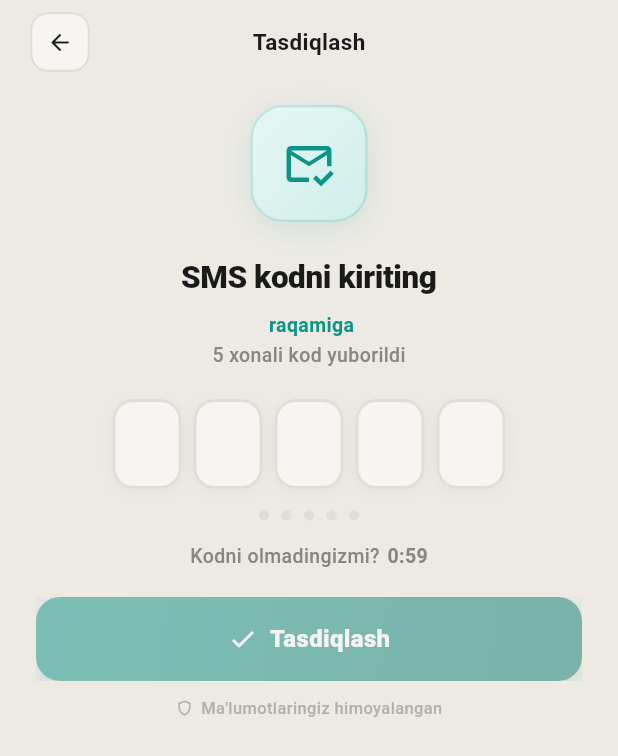
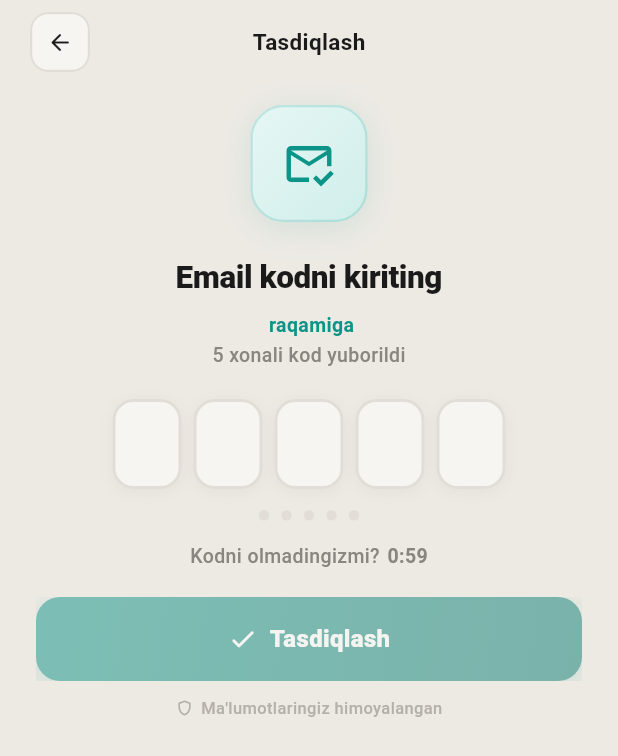
Before and after one commit to khberv-dev/aiteacher-app, a Flutter app: the OtpScreen screen opened directly with empty values, on a phone screen of 412 x 824 dp. Shown: the top 756 px of the screen. Run offline on Flutter 3.47's test engine with Material 3 defaults, Android fonts, the phone set to English and light mode, and no system bars; drawn by our look-alikes of pinput; our stand-ins replace audioplayers, chewie, dio, firebase_core, firebase_messaging, flutter_markdown_plus and 9 more; missing offline and left inert: flutter_inappwebview, flutter_webrtc, record, talker_dio_logger; accounts and stored records are empty; network calls fail.

Commit message:
Add email OTP verification to registration flow
Email sign-up now mirrors the phone flow: request OTP → verify on OTP
screen → sign-up with verificationToken. Changes:

- OtpRequestResult: phoneNumber/email both optional (API returns one)
- AuthRepository: requestOtp/verifyOtp accept phone or email; signUp
  sends whichever identifier the draft carries; signUpWithEmail removed
- RegisterController: replace signUpWithEmail with requestEmailOtp
- OtpController: verifyAndSignUp handles email draft; resend takes the
  full RegistrationDraft instead of a phone string
- RegisterScreen: email path now pushes OTP screen instead of signing up
- OtpScreen: title and masked identifier adapt for email vs phone

Co-Authored-By: Claude Sonnet 4.6 <noreply@anthropic.com>

```diff
--- a/lib/core/auth/data/auth_dtos.dart
+++ b/lib/core/auth/data/auth_dtos.dart
@@ -1,12 +1,18 @@
 class OtpRequestResult {
-  const OtpRequestResult({required this.phoneNumber, required this.expiresAt});
+  const OtpRequestResult({
+    required this.expiresAt,
+    this.phoneNumber,
+    this.email,
+  });
 
-  final String phoneNumber;
+  final String? phoneNumber;
+  final String? email;
   final DateTime expiresAt;
 
   factory OtpRequestResult.fromJson(Map<String, dynamic> json) {
     return OtpRequestResult(
-      phoneNumber: json['phoneNumber'] as String? ?? '',
+      phoneNumber: json['phoneNumber'] as String?,
+      email: json['email'] as String?,
       expiresAt:
           DateTime.tryParse(json['expiresAt'] as String? ?? '') ??
           DateTime.now().add(const Duration(minutes: 5)),
--- a/lib/core/auth/presentation/otp_controller.dart
+++ b/lib/core/auth/presentation/otp_controller.dart
@@ -16,7 +16,7 @@ class OtpController extends Notifier<AuthActionState> {
   AuthActionState build() => const AuthIdle();
 
   /// Verifies the OTP and immediately exchanges the verification token for
-  /// auth tokens via sign-up. Returns the tokens on success.
+  /// auth tokens via sign-up. Works for both phone and email drafts.
   Future<AuthTokens?> verifyAndSignUp({
     required RegistrationDraft draft,
     required String code,
@@ -25,7 +25,8 @@ class OtpController extends Notifier<AuthActionState> {
     try {
       final repo = ref.read(authRepositoryProvider);
       final verify = await repo.verifyOtp(
-        phoneNumber: draft.phoneNumber!,
+        phoneNumber: draft.phoneNumber,
+        email: draft.email,
         code: code,
       );
       final tokens = await repo.signUp(
@@ -40,7 +41,8 @@ class OtpController extends Notifier<AuthActionState> {
       }
       await ref.read(sessionControllerProvider.notifier).claimSession();
       final cache = ref.read(cacheServiceProvider);
-      await cache.setWebIdentifier(draft.phoneNumber ?? '');
+      final identifier = draft.phoneNumber ?? draft.email ?? '';
+      await cache.setWebIdentifier(identifier);
       await cache.setWebPassword(draft.password);
       state = const AuthIdle();
       return tokens;
@@ -50,10 +52,13 @@ class OtpController extends Notifier<AuthActionState> {
     }
   }
 
-  Future<bool> resend(String phoneNumber) async {
+  Future<bool> resend(RegistrationDraft draft) async {
     state = const AuthLoading();
     try {
-      await ref.read(authRepositoryProvider).requestOtp(phoneNumber);
+      await ref.read(authRepositoryProvider).requestOtp(
+        phoneNumber: draft.phoneNumber,
+        email: draft.email,
+      );
       state = const AuthIdle();
       return true;
     } on AuthException catch (e) {
--- a/lib/ui/auth/otp_screen.dart
+++ b/lib/ui/auth/otp_screen.dart
@@ -71,7 +71,7 @@ class _OtpScreenState extends ConsumerState<OtpScreen> {
   Future<void> _onResend() async {
     final ok = await ref
         .read(otpControllerProvider.notifier)
-        .resend(widget.draft.phoneNumber!);
+        .resend(widget.draft);
     if (!mounted) return;
     if (ok) {
       _controller.clear();
@@ -97,7 +97,18 @@ class _OtpScreenState extends ConsumerState<OtpScreen> {
     context.goNamed(AppRoute.main.name);
   }
 
-  String _maskedPhone() {
+  String _maskedIdentifier() {
+    final email = widget.draft.email;
+    if (email != null && email.isNotEmpty) {
+      final at = email.indexOf('@');
+      if (at > 1) {
+        final name = email.substring(0, at);
+        final domain = email.substring(at);
+        final masked = '${name.substring(0, 1)}${'•' * (name.length - 1)}$domain';
+        return '$masked ga';
+      }
+      return '$email ga';
+    }
     final phone = widget.draft.phoneNumber ?? '';
     final digits = phone.replaceAll(RegExp(r'\D'), '');
     if (digits.length < 6) return '$phone raqamiga';
@@ -201,9 +212,11 @@ class _OtpScreenState extends ConsumerState<OtpScreen> {
                       const SizedBox(height: 18),
                       const _MailIcon(),
                       const SizedBox(height: 22),
-                      const Text(
-                        'SMS kodni kiriting',
-                        style: TextStyle(
+                      Text(
+                        widget.draft.email != null
+                            ? 'Email kodni kiriting'
+                            : 'SMS kodni kiriting',
+                        style: const TextStyle(
                           color: Color(0xFF1A1A1A),
                           fontSize: 21,
                           fontWeight: FontWeight.w900,
@@ -212,7 +225,7 @@ class _OtpScreenState extends ConsumerState<OtpScreen> {
                       ),
                       const SizedBox(height: 6),
                       Text(
-                        _maskedPhone(),
+                        _maskedIdentifier(),
                         textAlign: TextAlign.center,
                         style: const TextStyle(
                           color: AppColors.primary,
```
Also changed, not shown: lib/core/auth/data/auth_repository.dart (+25 -37 lines), lib/core/auth/presentation/register_controller.dart (+7 -20 lines), lib/ui/auth/register_screen.dart (+4 -4 lines).
